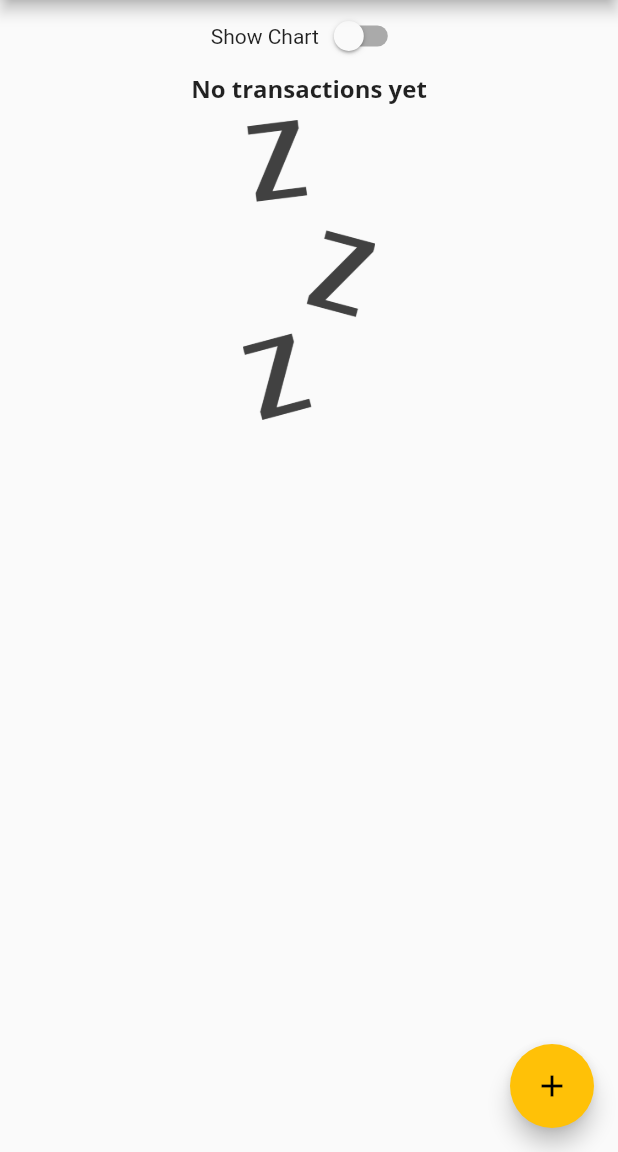
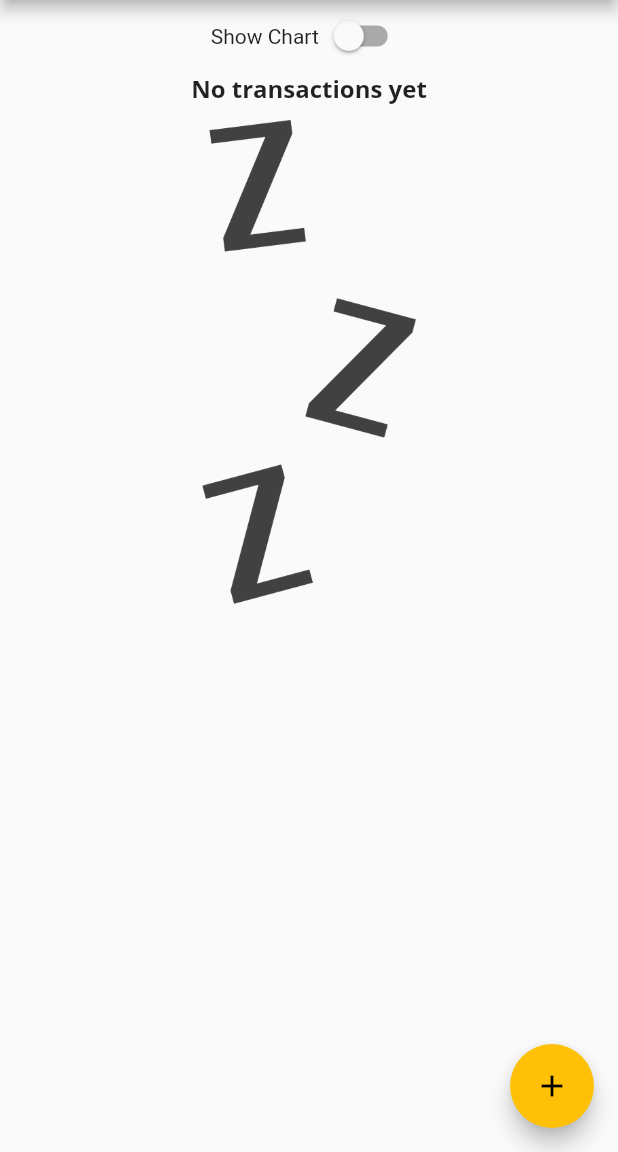
Before and after one commit to mabirizi/personal_expenses_app, a Flutter app: the screen it shows after launch, on a phone screen of 412 x 824 dp, the part 84-1236 px from its top. Run offline on Flutter 3.47's test engine with Material 2 defaults, Android fonts, the phone set to English and light mode, and no system bars.

Commit message:
finishing the landscape mode

```diff
--- a/lib/main.dart
+++ b/lib/main.dart
@@ -143,7 +143,7 @@ class _MyHomePageState extends State<MyHomePage> {
               height: (MediaQuery.of(context).size.height -
                       appBar.preferredSize.height -
                       MediaQuery.of(context).padding.top) *
-                  0.3,
+                  0.7,
               child: Chart(_recentTransactions),
             )
             : Container(
--- a/lib/widgets/transaction_list.dart
+++ b/lib/widgets/transaction_list.dart
@@ -10,10 +10,9 @@ class TransactionList extends StatelessWidget {
 
   @override
   Widget build(BuildContext context) {
-    return Container(
-      height: 250,
-      child: transactions.isEmpty
-          ? Column(
+    return transactions.isEmpty
+        ? LayoutBuilder(builder: (ctx, constraints){
+          return  Column(
             children: <Widget>[
               Text(
                 'No transactions yet',
@@ -23,13 +22,14 @@ class TransactionList extends StatelessWidget {
                 height: 10,
               ),
               Container(
-                    height: 200,
+                  height: constraints.maxHeight * 0.6,
                   child: Image.asset(
                     'assets/images/waiting.png',
                     fit: BoxFit.cover,
                   )),
             ],
-            )
+          );
+        },)
         : ListView.builder(
             itemBuilder: (ctx, index) {
               return Card(
@@ -62,44 +62,8 @@ class TransactionList extends StatelessWidget {
                   ),
                 ),
               );
-                // return Card(
-                //     child: Row(
-                //   children: <Widget>[
-                //     Container(
-                //       margin:
-                //           EdgeInsets.symmetric(vertical: 10, horizontal: 50),
-                //       decoration: BoxDecoration(
-                //         border: Border.all(
-                //             color: Theme.of(context).primaryColor, width: 2),
-                //       ),
-                //       padding: EdgeInsets.all(10),
-                //       child: Text(
-                //         transactions[index].amount.toStringAsFixed(2) + '/=',
-                //         style: TextStyle(
-                //           fontWeight: FontWeight.bold,
-                //           fontSize: 20,
-                //           color: Theme.of(context).primaryColor,
-                //         ),
-                //       ),
-                //     ),
-                //     Column(
-                //       crossAxisAlignment: CrossAxisAlignment.start,
-                //       children: <Widget>[
-                //         Text(
-                //           transactions[index].title,
-                //           style: Theme.of(context).textTheme.title,
-                //         ),
-                //         Text(
-                //           DateFormat.yMMMd().format(transactions[index].date),
-                //           style: TextStyle(fontSize: 10, color: Colors.grey),
-                //         ),
-                //       ],
-                //     )
-                //   ],
-                // ));
             },
             itemCount: transactions.length,
-            ),
           );
   }
 }
```
Lines whose indentation alone changed are shown as unchanged.
